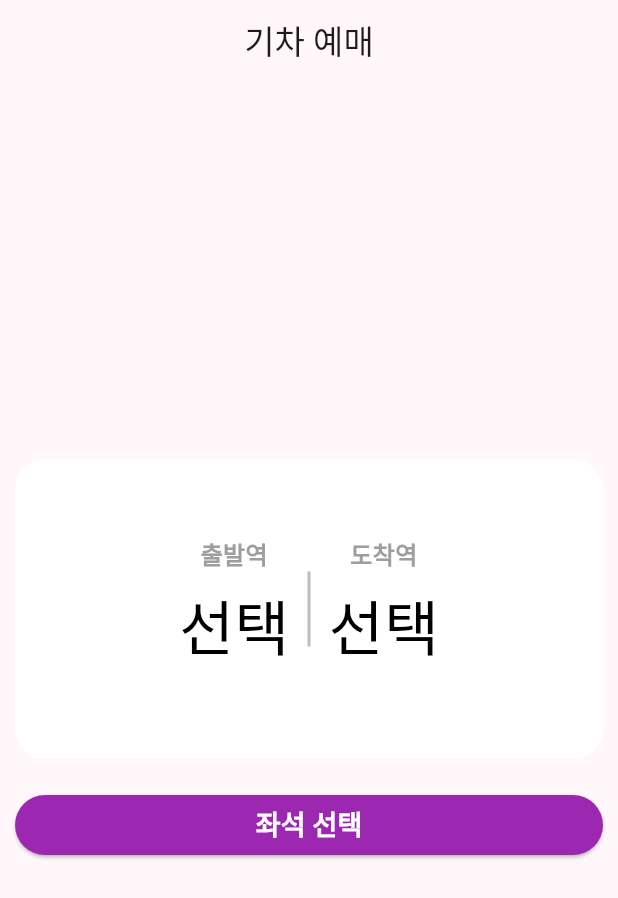
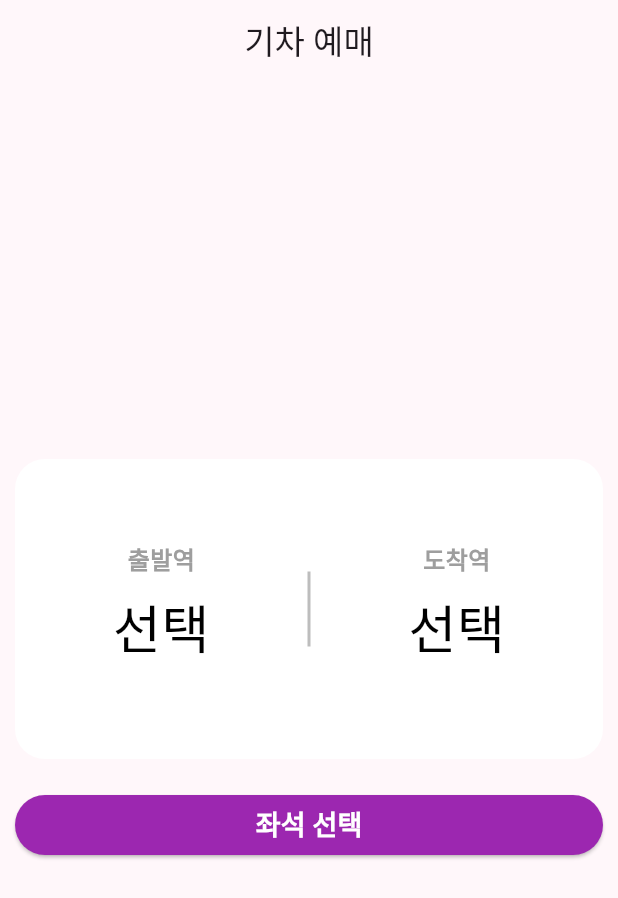
Before and after one commit to marion419/flutter_train_app, a Flutter app: the screen it shows after launch, on a phone screen of 412 x 824 dp. Shown: the top 898 px of the screen. Run offline on Flutter 3.47's test engine with Material 3 defaults, Android fonts, the phone set to English and light mode, and no system bars.

Commit message:
FittedBox 삭제

```diff
--- a/lib/pages/home/Widgets/select_arrive.dart
+++ b/lib/pages/home/Widgets/select_arrive.dart
@@ -36,7 +36,8 @@ class SelectArrive extends StatelessWidget{
                   fit: BoxFit.scaleDown,
                   child: Text(station,
                     style: TextStyle(
-                      fontSize: 40,
+                      // 역 이름이 길면 박스 사이즈를 넘어가서 폰트 사이즈 40->35로 조정했습니다
+                      fontSize: 35,
                       color: Colors.black
                     ),
                   ),
--- a/lib/pages/home/Widgets/select_depart.dart
+++ b/lib/pages/home/Widgets/select_depart.dart
@@ -34,7 +34,7 @@ class SelectDepart extends StatelessWidget{
                 },
                 child: Text(station,
                   style: TextStyle(
-                    fontSize: 40,
+                    fontSize: 35,
                     color: Colors.black
                   ),
                 ),
--- a/lib/pages/home/home_page.dart
+++ b/lib/pages/home/home_page.dart
@@ -48,8 +48,6 @@ class _MyHomePageState extends State<MyHomePage> {
                   borderRadius: BorderRadius.circular(20),
                   color: Theme.of(context).primaryColor,
                 ),
-                child: FittedBox(
-                  fit: BoxFit.scaleDown,
                 child: Row(
                   mainAxisAlignment: MainAxisAlignment.spaceEvenly,
                   children: [
@@ -63,7 +61,6 @@ class _MyHomePageState extends State<MyHomePage> {
                     // 도착역 선택
                     SelectArrive('도착역', arrive, depart, onArriveChanged),
                   ],
-                  ),
                 ),
               ),
             ),
```
Lines whose indentation alone changed are shown as unchanged.
